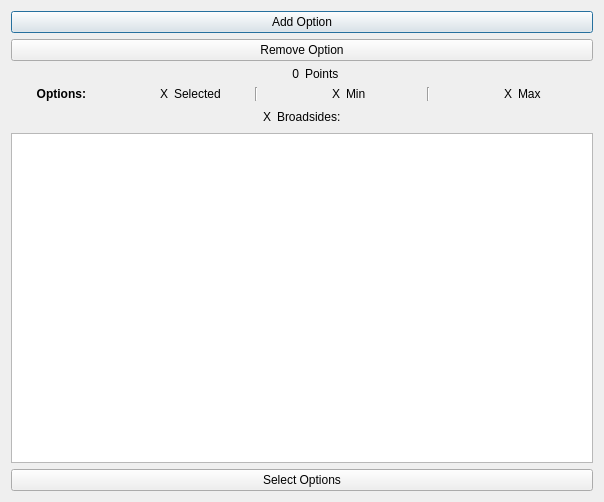
Qt form QFleet/Fleetbuilder/optselect.ui (RexOdonata/QFleet) before a commit.
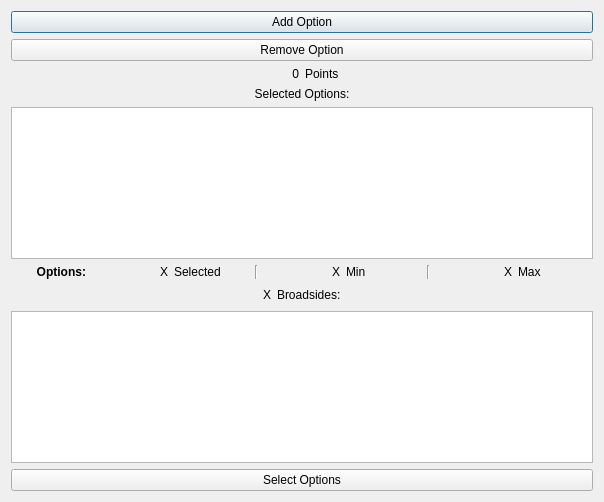
The same form after that commit.

What changed in the file:
```diff
--- a/QFleet/Fleetbuilder/optselect.ui
+++ b/QFleet/Fleetbuilder/optselect.ui
@@ -52,7 +52,17 @@
       </layout>
      </item>
      <item>
-      <layout class="QVBoxLayout" name="selectOptionsLayout"/>
+      <widget class="QLabel" name="label_3">
+       <property name="text">
+        <string>Selected Options:</string>
+       </property>
+       <property name="alignment">
+        <set>Qt::AlignCenter</set>
+       </property>
+      </widget>
+     </item>
+     <item>
+      <widget class="QListView" name="listView"/>
      </item>
      <item>
       <layout class="QHBoxLayout" name="numOptionsBox">
```
